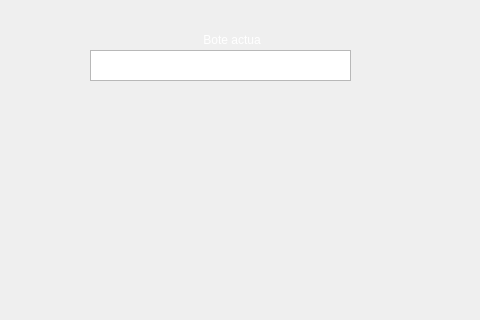
First picture: the form in juego.ui, repository FeliFCB/Poker, before the edit; both pictures show x 0 to 480 and y 0 to 320 of the 800 by 600 pixel window.
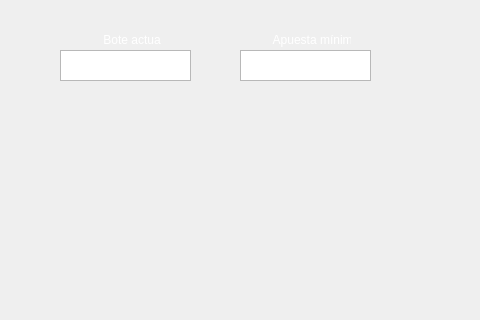
Second picture: the form after the edit. Icons and pictures are not drawn.

Commit message:
Añadidas funciones del boton retirarse
Se ha incluido la opción de retirarse para cada jugador y que no participe en la jugada actual. Además, se ha contemplado el caso de que vuelva el turno a un jugador que ya lo ha tenido si otro jugador después ha aumentado la apuesta mínima.

```diff
--- a/juego.ui
+++ b/juego.ui
@@ -21,7 +21,7 @@
    <widget class="QLabel" name="label">
     <property name="geometry">
      <rect>
-      <x>200</x>
+      <x>100</x>
       <y>30</y>
       <width>61</width>
       <height>20</height>
@@ -157,9 +157,9 @@
    <widget class="QTextEdit" name="bote_actual">
     <property name="geometry">
      <rect>
-      <x>90</x>
+      <x>60</x>
       <y>50</y>
-      <width>261</width>
+      <width>131</width>
       <height>31</height>
      </rect>
     </property>
@@ -323,6 +323,36 @@
      <bool>true</bool>
     </property>
    </widget>
+   <widget class="QTextEdit" name="minima">
+    <property name="geometry">
+     <rect>
+      <x>240</x>
+      <y>50</y>
+      <width>131</width>
+      <height>31</height>
+     </rect>
+    </property>
+    <property name="styleSheet">
+     <string notr="true">color: rgb(255, 255, 255);</string>
+    </property>
+   </widget>
+   <widget class="QLabel" name="label_4">
+    <property name="geometry">
+     <rect>
+      <x>270</x>
+      <y>30</y>
+      <width>81</width>
+      <height>20</height>
+     </rect>
+    </property>
+    <property name="styleSheet">
+     <string notr="true">color: rgb(0, 0, 0);
+color: rgb(255, 255, 255);</string>
+    </property>
+    <property name="text">
+     <string> Apuesta mínima</string>
+    </property>
+   </widget>
   </widget>
   <widget class="QMenuBar" name="menubar">
    <property name="geometry">
```
Left out of the diff: 2 changed lines with no effect on the pictures. The commit also changes 5 other files.
